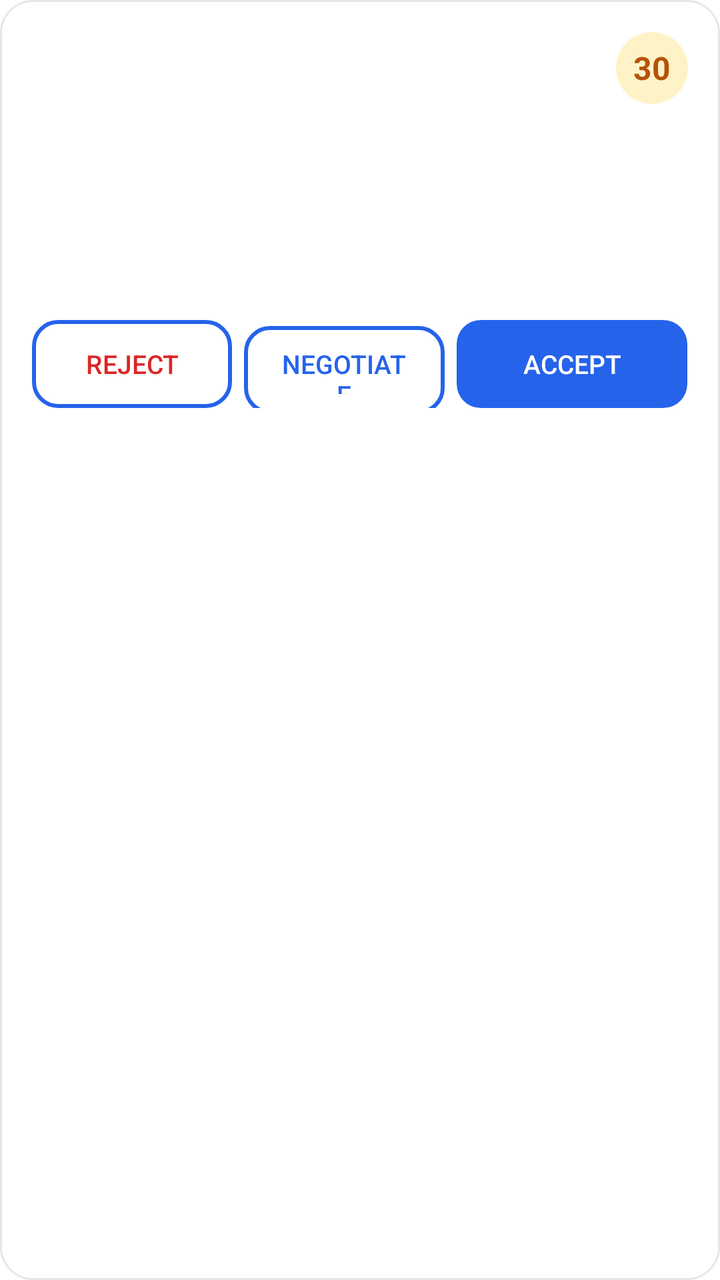
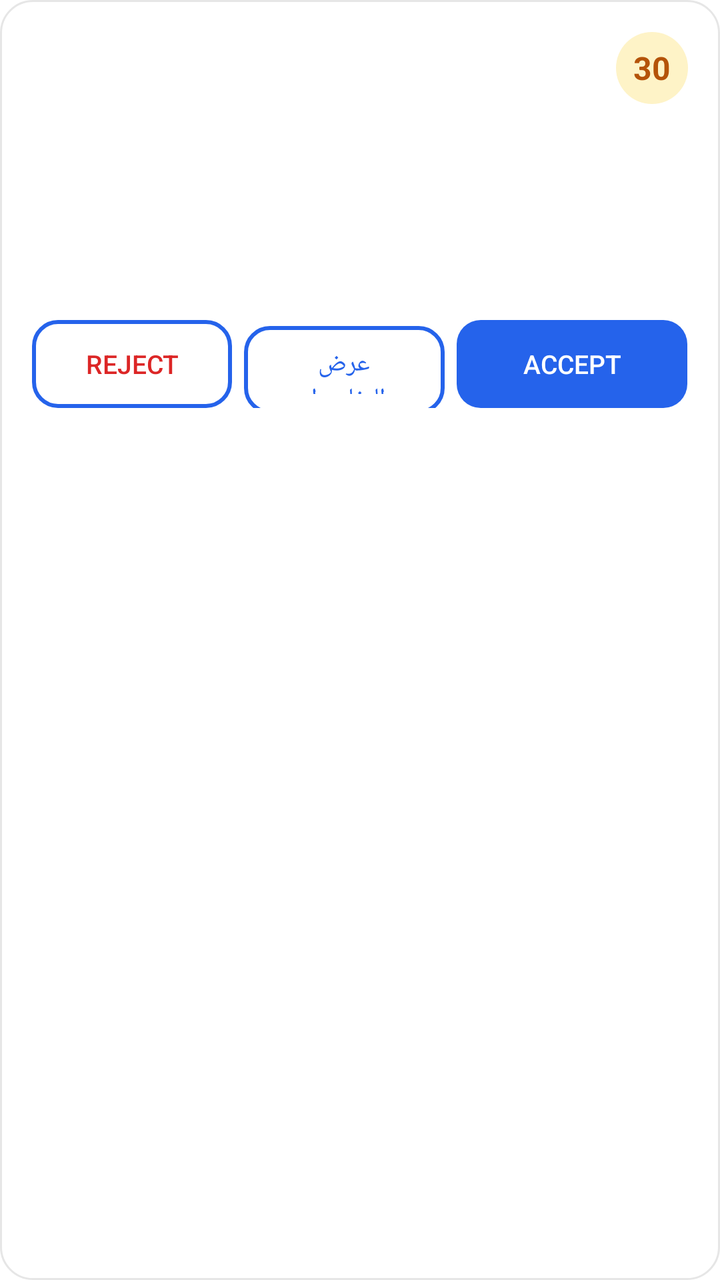

Screens rendered from an Android XML layout before and after an edit, with the pre-edit source and the edit as a unified diff.
<!-- AndroidManifest.xml: application theme Theme.WebToApp -->
<!-- res/layout/overlay_incoming_request.xml -->
<?xml version="1.0" encoding="utf-8"?>
<LinearLayout xmlns:android="http://schemas.android.com/apk/res/android"
    android:layout_width="match_parent"
    android:layout_height="wrap_content"
    android:orientation="vertical"
    android:background="@drawable/bg_incoming_card"
    android:padding="16dp"
    android:layout_margin="8dp"
    android:layoutDirection="locale"
    android:textAlignment="viewStart"
    android:elevation="12dp">

    
    <LinearLayout
        android:layout_width="match_parent"
        android:layout_height="wrap_content"
        android:orientation="horizontal"
        android:gravity="center_vertical">
        <ImageView
            android:id="@+id/iv_logo"
            android:layout_width="28dp"
            android:layout_height="28dp"
            android:layout_marginEnd="8dp"
            android:contentDescription="logo" />
        <View
            android:layout_width="0dp"
            android:layout_height="1dp"
            android:layout_weight="1" />
        <TextView
            android:id="@+id/tv_countdown"
            android:layout_width="36dp"
            android:layout_height="36dp"
            android:gravity="center"
            android:background="@drawable/bg_incoming_countdown"
            android:textColor="@color/incoming_countdown_text"
            android:textSize="16sp"
            android:textStyle="bold"
            android:text="30" />
    </LinearLayout>

    
    <LinearLayout
        android:layout_width="match_parent"
        android:layout_height="wrap_content"
        android:orientation="horizontal"
        android:paddingTop="6dp">
        <TextView
            android:id="@+id/tv_customer"
            android:layout_width="0dp" android:layout_height="wrap_content" android:layout_weight="1"
            android:textColor="@color/incoming_text_secondary" android:textSize="14sp" android:textStyle="bold" />
        <TextView
            android:id="@+id/tv_service_type"
            android:layout_width="0dp" android:layout_height="wrap_content" android:layout_weight="1"
            android:gravity="end"
            android:textColor="@color/incoming_text" android:textSize="15sp" android:textStyle="bold" />
    </LinearLayout>

    
    <LinearLayout
        android:layout_width="match_parent"
        android:layout_height="wrap_content"
        android:orientation="horizontal"
        android:paddingTop="4dp">
        <TextView
            android:id="@+id/tv_area"
            android:layout_width="0dp" android:layout_height="wrap_content" android:layout_weight="1"
            android:textColor="@color/incoming_text_muted" android:textSize="13sp" />
        <TextView
            android:id="@+id/tv_price"
            android:layout_width="0dp" android:layout_height="wrap_content" android:layout_weight="1"
            android:gravity="end"
            android:textColor="@color/incoming_price" android:textSize="15sp" android:textStyle="bold" />
    </LinearLayout>

    
    <TextView
        android:id="@+id/tv_description"
        android:layout_width="match_parent" android:layout_height="wrap_content"
        android:paddingTop="6dp"
        android:textColor="@color/incoming_text_secondary" android:textSize="13sp" />

    
    <TextView
        android:id="@+id/tv_status"
        android:layout_width="match_parent" android:layout_height="wrap_content"
        android:paddingTop="4dp"
        android:textColor="@color/incoming_status" android:textSize="13sp" android:textStyle="bold" />

    
    <LinearLayout
        android:layout_width="match_parent"
        android:layout_height="wrap_content"
        android:orientation="horizontal"
        android:paddingTop="12dp">
        <Button android:id="@+id/btn_reject"
            style="?android:attr/borderlessButtonStyle"
            android:layout_width="0dp" android:layout_height="44dp" android:layout_weight="1"
            android:layout_marginEnd="6dp"
            android:background="@drawable/bg_btn_outline_red"
            android:textColor="@color/incoming_reject"
            android:textSize="13sp"
            android:text="Reject" />
        <Button android:id="@+id/btn_negotiate"
            style="?android:attr/borderlessButtonStyle"
            android:layout_width="0dp" android:layout_height="44dp" android:layout_weight="1"
            android:layout_marginEnd="6dp"
            android:background="@drawable/bg_btn_outline_blue"
            android:textColor="@color/incoming_negotiate"
            android:textSize="13sp"
            android:text="Negotiate" />
        <Button android:id="@+id/btn_accept"
            style="?android:attr/borderlessButtonStyle"
            android:layout_width="0dp" android:layout_height="44dp" android:layout_weight="1.15"
            android:background="@drawable/bg_btn_accept"
            android:textColor="#FFFFFF"
            android:textSize="13sp"
            android:text="Accept" />
    </LinearLayout>
</LinearLayout>
<!-- resources referenced by this layout -->
<resources>
  <color name="incoming_countdown_text">#B45309</color>
  <color name="incoming_negotiate">#2563EB</color>
  <color name="incoming_price">#15803D</color>
  <color name="incoming_reject">#DC2626</color>
  <color name="incoming_status">#B91C1C</color>
  <color name="incoming_text">#0F172A</color>
  <color name="incoming_text_muted">#64748B</color>
  <color name="incoming_text_secondary">#475569</color>
  <!-- drawable bg_btn_accept (drawable) -->
  <?xml version="1.0" encoding="utf-8"?>
  <shape xmlns:android="http://schemas.android.com/apk/res/android" android:shape="rectangle">
      <solid android:color="@color/incoming_accept" />
      <corners android:radius="12dp" />
  </shape>
  <!-- drawable bg_btn_outline_blue (drawable) -->
  <?xml version="1.0" encoding="utf-8"?>
  <shape xmlns:android="http://schemas.android.com/apk/res/android" android:shape="rectangle">
      <solid android:color="#00000000" />
      <stroke android:width="2dp" android:color="@color/incoming_negotiate" />
      <corners android:radius="12dp" />
  </shape>
  <!-- drawable bg_btn_outline_red (drawable) -->
  <?xml version="1.0" encoding="utf-8"?>
  <shape xmlns:android="http://schemas.android.com/apk/res/android" android:shape="rectangle">
      <solid android:color="#00000000" />
      <stroke android:width="2dp" android:color="@color/incoming_reject" />
      <corners android:radius="12dp" />
  </shape>
  <!-- drawable bg_incoming_card (drawable) -->
  <?xml version="1.0" encoding="utf-8"?>
  <shape xmlns:android="http://schemas.android.com/apk/res/android" android:shape="rectangle">
      <solid android:color="@color/incoming_card" />
      <corners android:radius="16dp" />
      <stroke android:width="1dp" android:color="#33808080" />
  </shape>
  <!-- drawable bg_incoming_countdown (drawable) -->
  <?xml version="1.0" encoding="utf-8"?>
  <shape xmlns:android="http://schemas.android.com/apk/res/android" android:shape="rectangle">
      <solid android:color="@color/incoming_countdown_bg" />
      <corners android:radius="24dp" />
  </shape>
  <style name="Theme.WebToApp" parent="Theme.MaterialComponents.Light.NoActionBar">
          <item name="colorPrimary">@color/primaryColor</item>
          <item name="colorPrimaryDark">@color/primaryColorDark</item>
          <item name="android:statusBarColor">@color/statusBarColor</item>
          <item name="android:navigationBarColor">@color/primaryColorDark</item>
          <item name="android:windowBackground">@android:color/white</item>
      </style>
  <color name="incoming_accept">#16A34A</color>
  <color name="incoming_card">#FFFFFF</color>
  <color name="incoming_countdown_bg">#FEF3C7</color>
  <color name="primaryColor">#2563EB</color>
  <color name="primaryColorDark">#1E40AF</color>
  <color name="statusBarColor">#1E3A5F</color>
</resources>

<!-- the commit's change to res/layout/overlay_incoming_request.xml (unified diff, before → after) -->
@@ -107,7 +107,7 @@
             android:background="@drawable/bg_btn_outline_blue"
             android:textColor="@color/incoming_negotiate"
             android:textSize="13sp"
-            android:text="Negotiate" />
+            android:text="عرض التفاصيل" />
         <Button android:id="@+id/btn_accept"
             style="?android:attr/borderlessButtonStyle"
             android:layout_width="0dp" android:layout_height="44dp" android:layout_weight="1.15"
